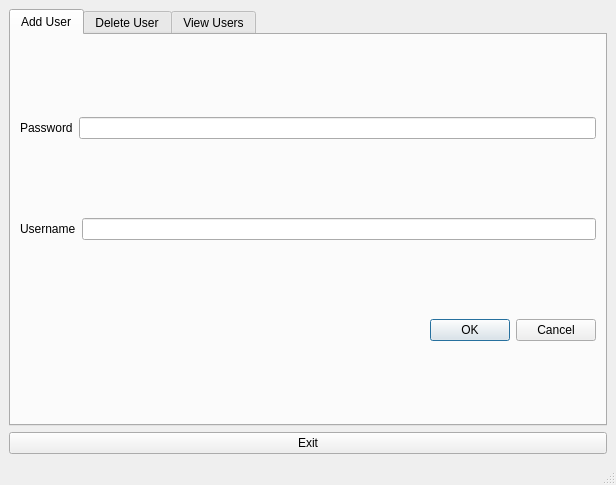
First picture: the form in db/ui/composite.ui, repository doubledubba/braveirc, before the edit.
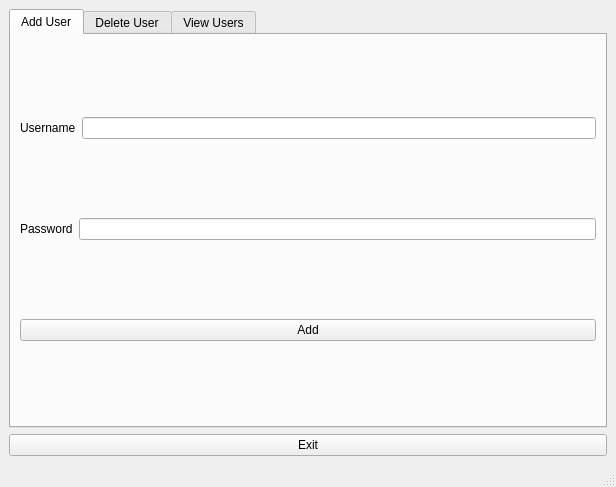
Second picture: the form after the edit. The open tabs and pages were chosen to show the change.

Commit message: Removed old ui's - composite is nearly done

```diff
--- a/db/ui/composite.ui
+++ b/db/ui/composite.ui
@@ -7,7 +7,7 @@
     <x>0</x>
     <y>0</y>
     <width>616</width>
-    <height>485</height>
+    <height>487</height>
    </rect>
   </property>
   <property name="windowTitle">
@@ -32,24 +32,6 @@
         <string>Add User</string>
        </attribute>
        <layout class="QVBoxLayout" name="verticalLayout">
-        <item>
-         <layout class="QHBoxLayout" name="horizontalLayout_5">
-          <item>
-           <widget class="QLabel" name="label_4">
-            <property name="text">
-             <string>Password</string>
-            </property>
-           </widget>
-          </item>
-          <item>
-           <widget class="QLineEdit" name="password_box_2">
-            <property name="echoMode">
-             <enum>QLineEdit::Normal</enum>
-            </property>
-           </widget>
-          </item>
-         </layout>
-        </item>
         <item>
          <layout class="QHBoxLayout" name="horizontalLayout_3">
           <item>
@@ -60,7 +42,25 @@
            </widget>
           </item>
           <item>
-           <widget class="QLineEdit" name="username_box_2">
+           <widget class="QLineEdit" name="user">
+            <property name="echoMode">
+             <enum>QLineEdit::Normal</enum>
+            </property>
+           </widget>
+          </item>
+         </layout>
+        </item>
+        <item>
+         <layout class="QHBoxLayout" name="horizontalLayout_5">
+          <item>
+           <widget class="QLabel" name="label_4">
+            <property name="text">
+             <string>Password</string>
+            </property>
+           </widget>
+          </item>
+          <item>
+           <widget class="QLineEdit" name="secret">
             <property name="echoMode">
              <enum>QLineEdit::Password</enum>
             </property>
@@ -69,9 +69,9 @@
          </layout>
         </item>
         <item>
-         <widget class="QDialogButtonBox" name="addButtonBox">
-          <property name="standardButtons">
-           <set>QDialogButtonBox::Cancel|QDialogButtonBox::Ok</set>
+         <widget class="QPushButton" name="addUserButton">
+          <property name="text">
+           <string>Add</string>
           </property>
          </widget>
         </item>
```
Left out of the diff: 19 changed lines with no effect on the pictures. The commit also changes 11 other files.
